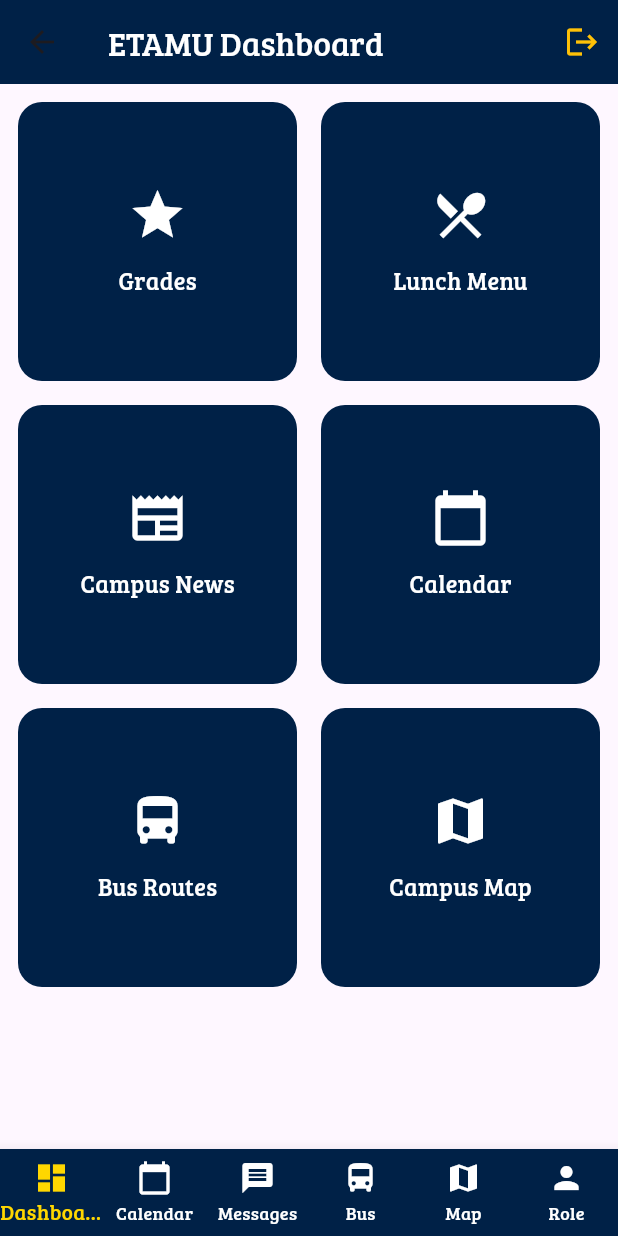
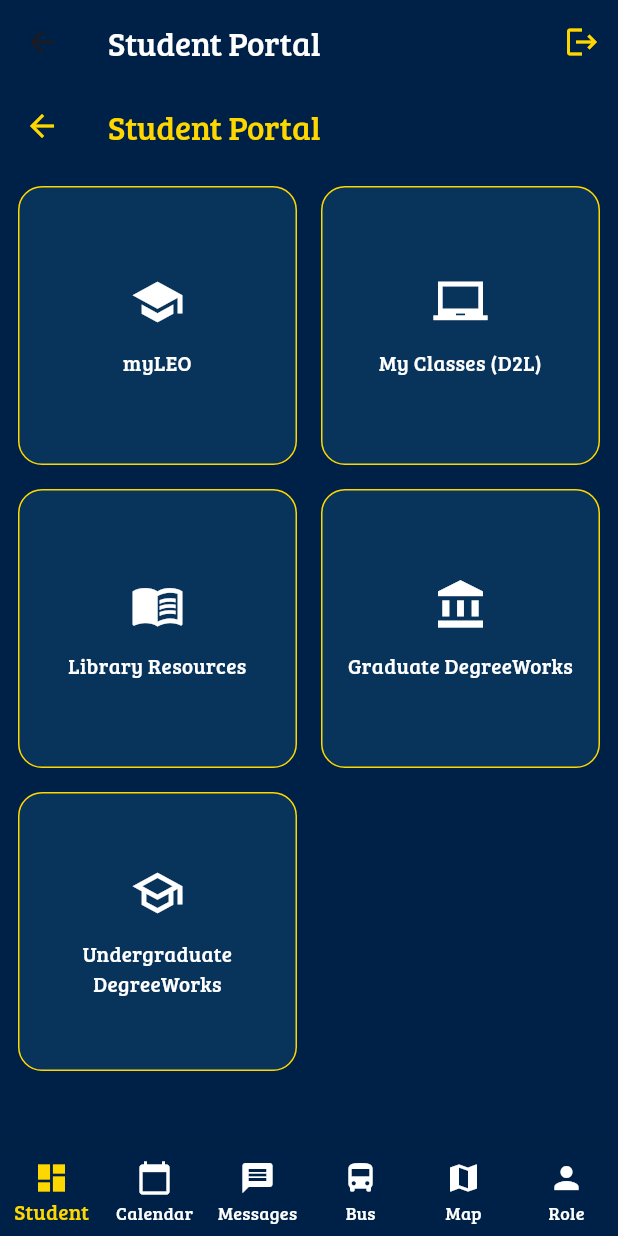
Before and after one commit to kingct19/ETAMU-All-in-One, a Flutter app: the Home screen opened by its route, on a phone screen of 412 x 824 dp. Run offline on Flutter 3.47's test engine with Material 3 defaults, Android fonts, the phone set to English and light mode, and no system bars; our stand-ins replace firebase_auth, firebase_core, table_calendar, webview_flutter; missing offline and left inert: android_intent_plus; accounts and stored records are empty.

Commit message:
Refactored home.dart to dynamically load student or faculty dashboards with role-based titles and services

```diff
--- a/etamu_all_in_one/lib/screens/home.dart
+++ b/etamu_all_in_one/lib/screens/home.dart
@@ -1,11 +1,12 @@
 import 'package:flutter/material.dart';
 import 'package:firebase_auth/firebase_auth.dart';
-import 'package:etamu_all_in_one/widgets/hub_page.dart';
 import 'package:etamu_all_in_one/widgets/calender_page.dart';
 import 'package:etamu_all_in_one/widgets/bus_route.dart';
 import 'package:etamu_all_in_one/widgets/campus_map.dart';
-import 'package:etamu_all_in_one/widgets/messages_tab.dart';
+import 'package:etamu_all_in_one/widgets/messages_tab.dart'; // ✅ Corrected import path
 import 'package:etamu_all_in_one/screens/role_selection_page.dart';
+import 'package:etamu_all_in_one/screens/student_dashboard_page.dart';
+import 'package:etamu_all_in_one/screens/faculty_dashboard_page.dart';
 
 class Home extends StatefulWidget {
   final String role; // 'student' or 'faculty'
@@ -20,13 +21,15 @@
   final FirebaseAuth _auth = FirebaseAuth.instance;
   int _selectedIndex = 0;
 
-  final List<Widget> _tabs = [
-    const HubPage(),
+  late final List<Widget> _tabs = [
+    widget.role == 'faculty'
+        ? const FacultyDashboardPage()
+        : const StudentDashboardPage(),
     const CalendarPage(),
     const MessagesTab(),
     const BusRoutePage(),
     const CampusMapPage(),
-    const SizedBox.shrink(), // Placeholder for role switch
+    const SizedBox.shrink(), // placeholder for switch role
   ];
 
   void _showRoleSelector() {
@@ -40,19 +43,30 @@
 
   @override
   Widget build(BuildContext context) {
+    const Color navy = Color(0xFF002147);
+    const Color gold = Color(0xFFFFD700);
+
     return Scaffold(
       appBar: AppBar(
-        backgroundColor: const Color(0xFF002147),
-        title: const Text('ETAMU Dashboard', style: TextStyle(fontFamily: 'BreeSerif', color: Colors.white)),
+        backgroundColor: navy,
+        title: Text(
+          '${widget.role[0].toUpperCase()}${widget.role.substring(1)} Portal',
+          style: const TextStyle(
+            fontFamily: 'BreeSerif',
+            color: Colors.white,
+          ),
+        ),
         actions: [
           IconButton(
-            icon: const Icon(Icons.logout, color: Colors.amber),
+            icon: const Icon(Icons.logout, color: gold),
             tooltip: 'Logout',
             onPressed: () async {
               await _auth.signOut();
-              if (context.mounted) Navigator.pushReplacementNamed(context, '/login');
+              if (context.mounted) {
+                Navigator.pushReplacementNamed(context, '/login');
+              }
             },
-          )
+          ),
         ],
       ),
       body: _tabs[_selectedIndex],
@@ -65,17 +79,35 @@
             setState(() => _selectedIndex = index);
           }
         },
-        selectedItemColor: const Color(0xFFFFD700),
+        selectedItemColor: gold,
         unselectedItemColor: Colors.white,
-        backgroundColor: const Color(0xFF002147),
+        backgroundColor: navy,
         type: BottomNavigationBarType.fixed,
-        items: const [
-          BottomNavigationBarItem(icon: Icon(Icons.dashboard), label: 'Dashboard'),
-          BottomNavigationBarItem(icon: Icon(Icons.calendar_today), label: 'Calendar'),
-          BottomNavigationBarItem(icon: Icon(Icons.message), label: 'Messages'),
-          BottomNavigationBarItem(icon: Icon(Icons.directions_bus), label: 'Bus'),
-          BottomNavigationBarItem(icon: Icon(Icons.map), label: 'Map'),
-          BottomNavigationBarItem(icon: Icon(Icons.person), label: 'Role'),
+        items: [
+          BottomNavigationBarItem(
+            icon: const Icon(Icons.dashboard),
+            label: widget.role == 'faculty' ? 'Faculty' : 'Student',
+          ),
+          const BottomNavigationBarItem(
+            icon: Icon(Icons.calendar_today),
+            label: 'Calendar',
+          ),
+          const BottomNavigationBarItem(
+            icon: Icon(Icons.message),
+            label: 'Messages',
+          ),
+          const BottomNavigationBarItem(
+            icon: Icon(Icons.directions_bus),
+            label: 'Bus',
+          ),
+          const BottomNavigationBarItem(
+            icon: Icon(Icons.map),
+            label: 'Map',
+          ),
+          const BottomNavigationBarItem(
+            icon: Icon(Icons.person),
+            label: 'Role',
+          ),
         ],
       ),
     );
--- /dev/null
+++ b/etamu_all_in_one/lib/screens/student_dashboard_page.dart
@@ -0,0 +1,101 @@
+import 'package:flutter/material.dart';
+import 'guest_webview.dart';
+
+class StudentDashboardPage extends StatelessWidget {
+  const StudentDashboardPage({super.key});
+
+  final List<Map<String, dynamic>> _studentTools = const [
+    {
+      'title': 'myLEO',
+      'url':
+          'https://leoportal.tamuc.edu/uPortal/f/welcome/normal/render.uP',
+      'icon': Icons.school,
+    },
+    {
+      'title': 'My Classes (D2L)',
+      'url': 'https://myleoonline.tamuc.edu/d2l/login',
+      'icon': Icons.laptop_chromebook,
+    },
+    {
+      'title': 'Library Resources',
+      'url': 'https://idp.tamuc.edu/idp/profile/cas/login?execution=e8s1',
+      'icon': Icons.menu_book,
+    },
+    {
+      'title': 'Graduate DegreeWorks',
+      'url':
+          'https://leoportal.tamuc.edu/uPortal/f/welcome/normal/render.uP',
+      'icon': Icons.account_balance,
+    },
+    {
+      'title': 'Undergraduate DegreeWorks',
+      'url':
+          'https://leoportal.tamuc.edu/uPortal/f/welcome/normal/render.uP',
+      'icon': Icons.school_outlined,
+    },
+  ];
+
+  @override
+  Widget build(BuildContext context) {
+    const Color bgColor = Color(0xFF002147);
+    const Color gold = Color(0xFFFFD700);
+
+    return Scaffold(
+      backgroundColor: bgColor,
+      appBar: AppBar(
+        title: const Text(
+          'Student Portal',
+          style: TextStyle(fontFamily: 'BreeSerif', color: gold),
+        ),
+        backgroundColor: bgColor,
+        iconTheme: const IconThemeData(color: gold),
+      ),
+      body: Padding(
+        padding: const EdgeInsets.all(12.0),
+        child: GridView.count(
+          crossAxisCount: 2,
+          crossAxisSpacing: 16,
+          mainAxisSpacing: 16,
+          children: _studentTools.map((item) {
+            return GestureDetector(
+              onTap: () {
+                Navigator.push(
+                  context,
+                  MaterialPageRoute(
+                    builder: (_) => GuestWebViewPage(
+                      title: item['title'],
+                      url: item['url'],
+                    ),
+                  ),
+                );
+              },
+              child: Container(
+                decoration: BoxDecoration(
+                  color: const Color(0xFF08335B),
+                  borderRadius: BorderRadius.circular(16),
+                  border: Border.all(color: gold),
+                ),
+                child: Column(
+                  mainAxisAlignment: MainAxisAlignment.center,
+                  children: [
+                    Icon(item['icon'], size: 36, color: Colors.white),
+                    const SizedBox(height: 12),
+                    Text(
+                      item['title'],
+                      style: const TextStyle(
+                        color: Colors.white,
+                        fontSize: 14,
+                        fontFamily: 'BreeSerif',
+                      ),
+                      textAlign: TextAlign.center,
+                    ),
+                  ],
+                ),
+              ),
+            );
+          }).toList(),
+        ),
+      ),
+    );
+  }
+}
```
Also changed, not shown: etamu_all_in_one/lib/screens/faculty_dashboard_page.dart (added, +107 -0 lines).
